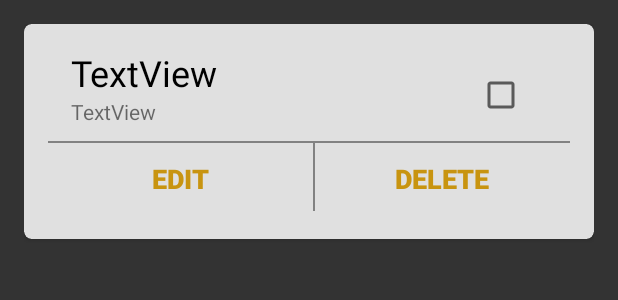
After one commit to JoakimLevorsen/AudientesCompanion, an Android app: the layout programs_cardview.xml on its own in the app's theme, with its tools: preview values and no code run, on a phone screen of 412 x 824 dp. The commit adds this screen. Shown: the top 300 px of the screen. Run offline under Robolectric (Android 15) with nearby library versions, the phone set to English and light mode, and no system bars.

Commit message:
Updated activity_programs to support CardView

```diff
--- a/app/build.gradle
+++ b/app/build.gradle
@@ -35,6 +35,8 @@ dependencies {
     implementation 'androidx.navigation:navigation-fragment-ktx:2.0.0'
     implementation 'androidx.navigation:navigation-ui-ktx:2.0.0'
     implementation 'androidx.legacy:legacy-support-v4:1.0.0'
+    implementation 'com.android.support:recyclerview-v7:28.0.0'
+    implementation 'com.android.support:cardview-v7:28.0.0'
     testImplementation 'junit:junit:4.12'
     androidTestImplementation 'androidx.test.ext:junit:1.1.0'
     androidTestImplementation 'androidx.test.espresso:espresso-core:3.1.1'
--- /dev/null
+++ b/app/src/main/java/com/a2electricboogaloo/audientes/ui/programs/ProgramsActivity.kt
@@ -0,0 +1,29 @@
+package com.a2electricboogaloo.audientes.ui.programs
+
+import com.a2electricboogaloo.audientes.R
+
+import android.app.Activity
+import android.os.Bundle
+import androidx.recyclerview.widget.LinearLayoutManager
+import androidx.recyclerview.widget.RecyclerView
+
+class ProgramsActivity : Activity() {
+    private lateinit var recyclerView : RecyclerView
+    private lateinit var viewManager : RecyclerView.LayoutManager
+    private lateinit var viewAdapter : RecyclerView.Adapter<*>
+    private val dataset : Array<String> = arrayOf("", "?", "!", "‽")
+
+    override fun onCreate(savedInstanceState : Bundle) {
+        super.onCreate(savedInstanceState)
+        setContentView(R.layout.activity_programs)
+
+        viewManager = LinearLayoutManager(this)
+        viewAdapter = ProgramsAdapter(dataset)
+
+        recyclerView = findViewById<RecyclerView>(R.id.recyclerView).apply {
+            setHasFixedSize(true)
+            layoutManager = viewManager
+            adapter = viewAdapter
+        }
+    }
+}
--- /dev/null
+++ b/app/src/main/java/com/a2electricboogaloo/audientes/ui/programs/ProgramsAdapter.kt
@@ -0,0 +1,37 @@
+package com.a2electricboogaloo.audientes.ui.programs
+
+import android.view.LayoutInflater
+import android.view.ViewGroup
+import androidx.cardview.widget.CardView
+import androidx.recyclerview.widget.RecyclerView
+import com.a2electricboogaloo.audientes.R
+
+class ProgramsAdapter (/*TODO: create dataset*/ private val dataset: Array<String>) :
+    RecyclerView.Adapter<ProgramsAdapter.ProgramsViewHolder>() {
+
+    // Provide a reference to the views for each data item
+    // Complex data items may need more than one view per item, and
+    // you provide access to all the views for a data item in a view holder.
+    // Each data item is just a string in this case that is shown in a TextView.
+    class ProgramsViewHolder(cardView : CardView) : RecyclerView.ViewHolder(cardView)
+
+
+    // Create new views (invoked by the layout manager)
+    override fun onCreateViewHolder(parent: ViewGroup,
+                                    viewType: Int): ProgramsAdapter.ProgramsViewHolder {
+        // create a new view
+        val cardView = LayoutInflater.from(parent.context)
+            .inflate(R.layout.programs_cardview, parent, false) as CardView
+        // TODO: set the view's size, margins, paddings and layout parameters
+        return ProgramsViewHolder(cardView)
+    }
+
+    // Replace the contents of a view (invoked by the layout manager)
+    override fun onBindViewHolder(holder : ProgramsViewHolder, position: Int) {
+        // TODO: get element from your dataset at this position
+        // TODO: replace the contents of the view with that element
+    }
+
+    // Return the size of your dataset (invoked by the layout manager)
+    override fun getItemCount() = dataset.size
+}
--- a/app/src/main/res/layout/activity_programs.xml
+++ b/app/src/main/res/layout/activity_programs.xml
@@ -13,10 +13,10 @@
         android:layout_marginBottom="@dimen/activity_outer_vertical_margin"
         android:orientation="vertical">
 
-        <ListView
+        <androidx.recyclerview.widget.RecyclerView
+            android:id="@+id/recyclerView"
             android:layout_width="match_parent"
-            android:layout_height="510dp"
-            android:background="@color/gray4" />
+            android:layout_height="510dp" />
 
         <Space
             android:layout_width="match_parent"
@@ -24,12 +24,12 @@
 
         <LinearLayout
             android:layout_width="match_parent"
-            android:layout_height="match_parent"
+            android:layout_height="80dp"
             android:orientation="horizontal">
 
             <Space
                 android:layout_width="wrap_content"
-                android:layout_height="wrap_content"
+                android:layout_height="match_parent"
                 android:layout_weight="1" />
 
             <Button
@@ -42,7 +42,7 @@
 
             <Space
                 android:layout_width="wrap_content"
-                android:layout_height="wrap_content"
+                android:layout_height="match_parent"
                 android:layout_weight="1" />
         </LinearLayout>
 
--- /dev/null
+++ b/app/src/main/res/layout/programs_cardview.xml
@@ -0,0 +1,111 @@
+<?xml version="1.0" encoding="utf-8"?>
+<LinearLayout xmlns:android="http://schemas.android.com/apk/res/android"
+    xmlns:app="http://schemas.android.com/apk/res-auto"
+    android:layout_width="match_parent" android:layout_height="match_parent"
+    android:padding="16dp"
+    android:background="@color/gray1" >
+
+    <androidx.cardview.widget.CardView
+        android:layout_width="wrap_content"
+        android:layout_height="wrap_content"
+        android:background="@color/gray1"
+        app:cardBackgroundColor="@color/gray5"
+        app:cardCornerRadius="5dp">
+
+        <RelativeLayout
+            android:layout_width="wrap_content"
+            android:layout_height="wrap_content"
+            android:padding="16dp">
+
+            <Space
+                android:id="@+id/leftSpace"
+                android:layout_width="15dp"
+                android:layout_height="match_parent"
+                android:layout_above="@id/horizontalDivider"
+                android:layout_alignParentStart="true" />
+
+            <TextView
+                android:id="@+id/programName"
+                android:layout_width="wrap_content"
+                android:layout_height="wrap_content"
+                android:layout_toEndOf="@id/leftSpace"
+                android:text="TextView"
+                android:textColor="#000000"
+                android:textSize="24sp" />
+
+            <TextView
+                android:id="@+id/basedOnAudiogram"
+                android:layout_width="wrap_content"
+                android:layout_height="wrap_content"
+                android:layout_below="@id/programName"
+                android:layout_toEndOf="@id/leftSpace"
+                android:text="TextView"
+                android:textColor="#8C000000" />
+
+            <CheckBox
+                android:id="@+id/checkBox"
+                android:layout_width="wrap_content"
+                android:layout_height="wrap_content"
+                android:layout_alignBottom="@id/horizontalDivider"
+                android:layout_alignParentTop="true"
+                android:layout_toStartOf="@id/rightSpace" />
+
+            <Space
+                android:id="@+id/rightSpace"
+                android:layout_width="30dp"
+                android:layout_height="match_parent"
+                android:layout_above="@id/horizontalDivider"
+                android:layout_alignParentEnd="true" />
+
+            <Space
+                android:id="@+id/middleSpace"
+                android:layout_width="match_parent"
+                android:layout_height="10dp"
+                android:layout_below="@id/basedOnAudiogram" />
+
+            <View
+                android:id="@+id/horizontalDivider"
+                android:layout_width="match_parent"
+                android:layout_height="1dp"
+                android:layout_below="@id/middleSpace"
+                android:background="@color/gray3" />
+
+            <Button
+                android:id="@+id/editButton"
+                style="@style/Widget.AppCompat.Button.Borderless"
+                android:layout_width="170dp"
+                android:layout_height="wrap_content"
+                android:layout_below="@id/horizontalDivider"
+                android:layout_alignBottom="@id/deleteButton"
+                android:layout_alignParentStart="true"
+                android:layout_toStartOf="@id/verticalDivider"
+                android:text="EDIT"
+                android:textAlignment="center"
+                android:textColor="@color/primaryDark"
+                android:textSize="18sp"
+                android:textStyle="bold" />
+
+            <View
+                android:id="@+id/verticalDivider"
+                android:layout_width="1dp"
+                android:layout_height="45dp"
+                android:layout_below="@id/horizontalDivider"
+                android:layout_centerHorizontal="true"
+                android:layout_toStartOf="@id/deleteButton"
+                android:background="@color/gray3" />
+
+            <Button
+                android:id="@+id/deleteButton"
+                style="@style/Widget.AppCompat.Button.Borderless"
+                android:layout_width="170dp"
+                android:layout_height="wrap_content"
+                android:layout_below="@id/horizontalDivider"
+                android:layout_alignParentEnd="true"
+                android:text="DELETE"
+                android:textAlignment="center"
+                android:textColor="@color/primaryDark"
+                android:textSize="18sp"
+                android:textStyle="bold" />
+        </RelativeLayout>
+    </androidx.cardview.widget.CardView>
+</LinearLayout>
```
